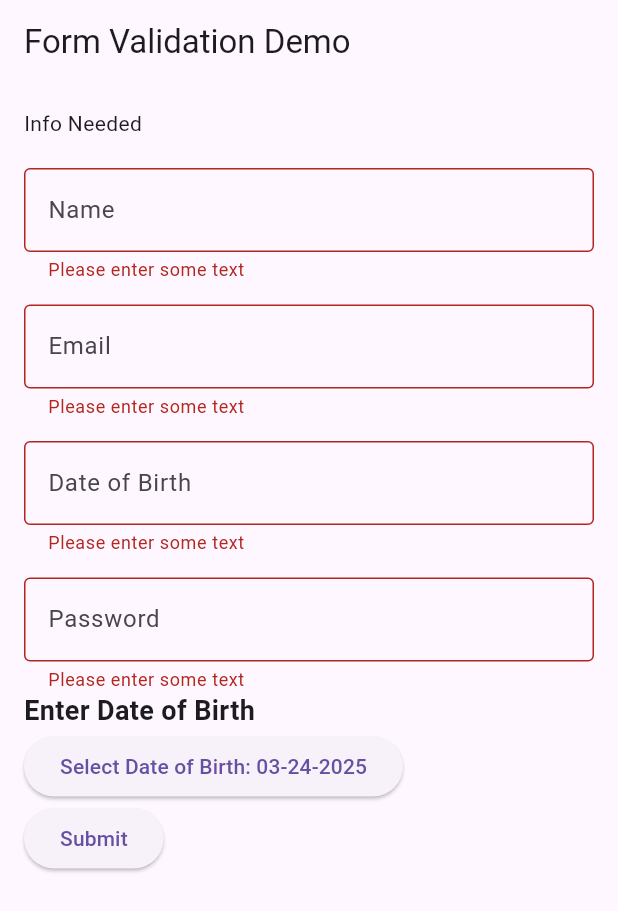
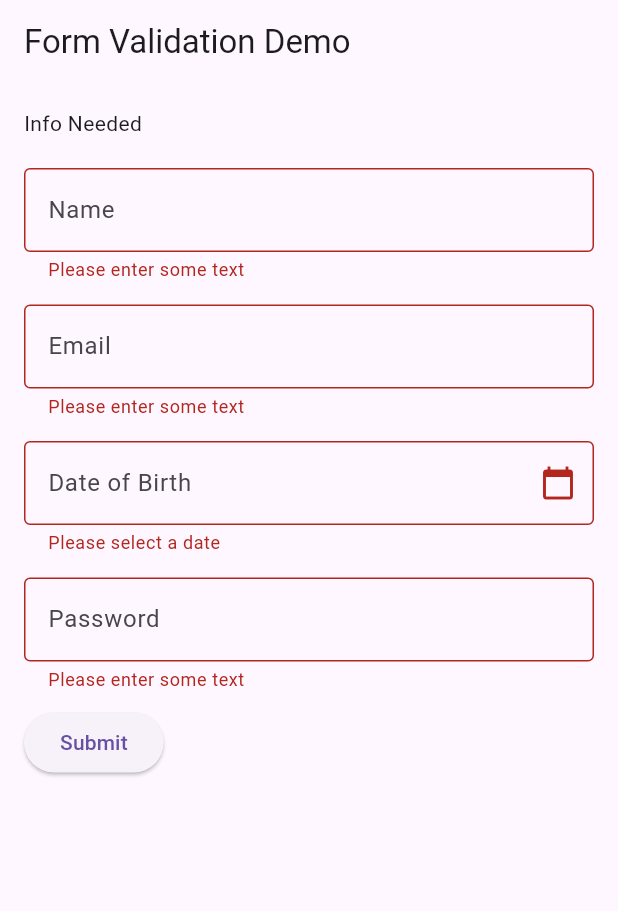
Before and after one commit to JimmyPhanfr/mad_act10_login, a Flutter app: the screen it shows after launch, after a tap on "Submit", on a phone screen of 412 x 824 dp. Shown: the top 911 px of the screen. Run offline on Flutter 3.47's test engine with Material 3 defaults, Android fonts, the phone set to English and light mode, and no system bars; our stand-ins replace table_calendar.

Commit message:
Fixed date of birth controller

```diff
--- a/lib/main.dart
+++ b/lib/main.dart
@@ -53,7 +53,7 @@ class MyCustomFormState extends State<MyCustomForm> {
     );
     if (picked != null && picked != _date) {
       setState(() {
-        _date = DateTime(picked.year, picked.month, picked.day);
+        _textControllerDateOfBirth.text = DateFormat('MM-dd-yyyy').format(picked);
       });
     }
   }
@@ -112,16 +112,21 @@ class MyCustomFormState extends State<MyCustomForm> {
                 ),
                 SizedBox(height: 15.0),
                 TextFormField(
-                  // The validator receives the text that the user has entered.
+                    controller: _textControllerDateOfBirth,
+                    readOnly: true,
                     validator: (value) {
                       if (value == null || value.isEmpty) {
-                      return 'Please enter some text';
+                        return 'Please select a date';
                       }
                       return null;
                     },
-                  decoration: const InputDecoration(
+                    decoration: InputDecoration(
                       hintText: "Date of Birth",
                       border: OutlineInputBorder(),
+                      suffixIcon: IconButton(
+                        icon: Icon(Icons.calendar_today),
+                        onPressed: () => _selectDate(context),
+                      ),
                     ),
                 ),
                 SizedBox(height: 15.0),
@@ -138,15 +143,7 @@ class MyCustomFormState extends State<MyCustomForm> {
                     border: OutlineInputBorder(),
                   ),
                 ),
-                Text(
-                  'Enter Date of Birth',
-                  style: TextStyle(fontSize: 18, fontWeight: FontWeight.bold),
-                ),
-                ElevatedButton(
-                  onPressed: () => _selectDate(context),
-                  child: Text('Select Date of Birth: ${DateFormat('MM-dd-yyyy').format(_date)}'),
-                ),
-                ElevatedButton(
+                SizedBox(height: 10),                ElevatedButton(
                   onPressed: () {
                     // Validate returns true if the form is valid, or false otherwise.
                     if (_formKey.currentState!.validate()) {
```
Lines whose indentation alone changed are shown as unchanged.
